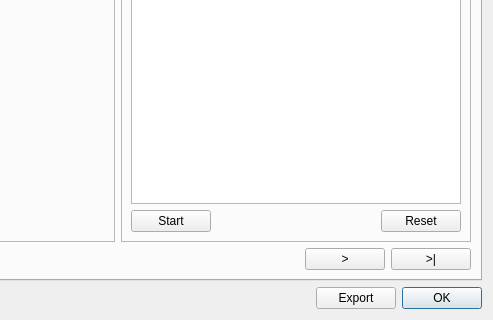
Before: the Qt Designer form hdsr_tool_dialog_base.ui in breinbaas/hdsrtool, drawn with Qt 5; both pictures show x 941 to 1434 and y 502 to 822 of the 1434 by 822 pixel window.
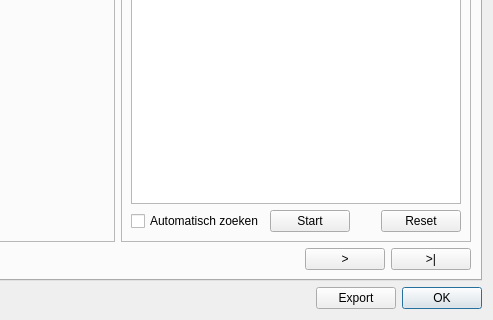
After: the same form once the commit is applied.

Commit message: added checkbox for auto search

The edit to the form file:
```diff
--- a/hdsr_tool_dialog_base.ui
+++ b/hdsr_tool_dialog_base.ui
@@ -115,6 +115,13 @@
                   </item>
                   <item>
                    <layout class="QHBoxLayout" name="horizontalLayout_3">
+                    <item>
+                     <widget class="QCheckBox" name="checkboxAuto">
+                      <property name="text">
+                       <string>Automatisch zoeken</string>
+                      </property>
+                     </widget>
+                    </item>
                     <item>
                      <widget class="QPushButton" name="pbStart">
                       <property name="text">
```
The commit also changes 2 other files.
